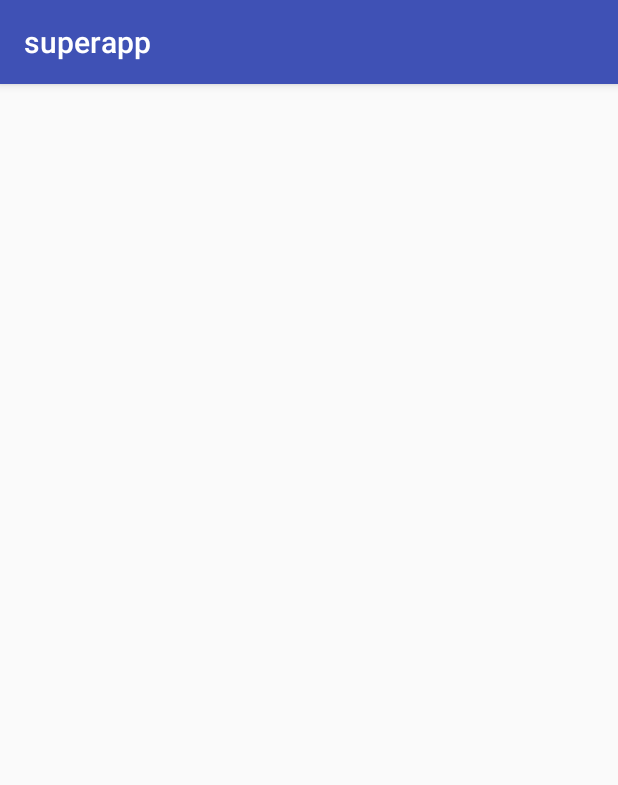
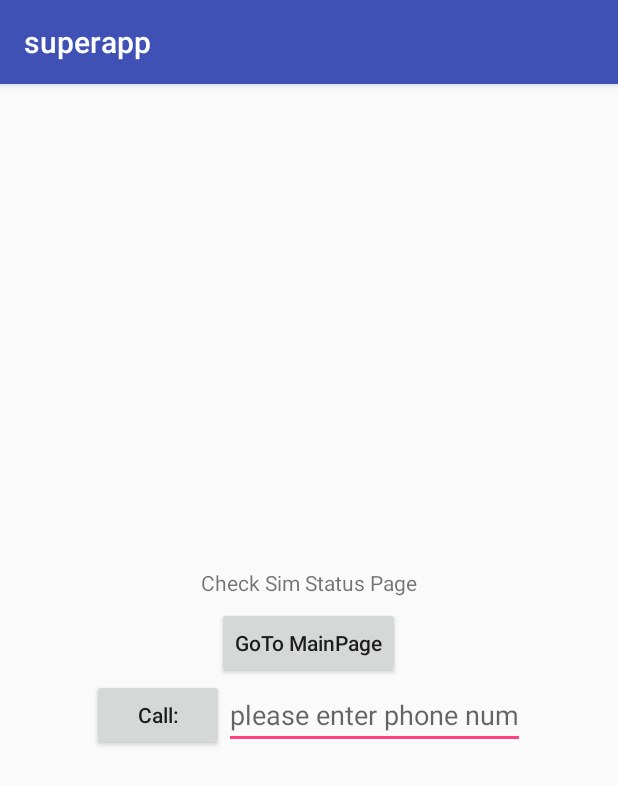
Before and after one commit to SuperJursery/superapp, an Android app: the checkSimStatus screen opened directly, with no data from a screen before it, on a phone screen of 412 x 824 dp. Shown: the top 785 px of the screen. Run offline under Robolectric (Android 15) with nearby library versions, the phone set to English and light mode, and no system bars.

Commit message:
add phone call editText

```diff
--- a/app/src/main/AndroidManifest.xml
+++ b/app/src/main/AndroidManifest.xml
@@ -6,6 +6,7 @@
     <uses-permission android:name="android.permission.READ_PHONE_STATE" />
     <uses-permission android:name="android.permission.READ_SMS" />
     <uses-permission android:name="android.permission.ACCESS_COARSE_LOCATION" />
+    <uses-permission android:name="android.permission.CALL_PHONE" />
 
     <application
         android:allowBackup="true"
--- a/app/src/main/res/layout/activity_check_sim_status.xml
+++ b/app/src/main/res/layout/activity_check_sim_status.xml
@@ -6,4 +6,56 @@
     android:layout_height="match_parent"
     tools:context=".checkSimStatus">
 
+    <LinearLayout
+        android:layout_width="match_parent"
+        android:layout_height="match_parent"
+        android:orientation="vertical"
+        android:gravity="center"
+        >
+
+        <TextView
+            android:id="@+id/textView"
+            android:layout_width="wrap_content"
+            android:layout_height="wrap_content"
+            android:text="@string/sim_home"
+            android:layout_marginBottom="10px"
+            />
+
+        <Button
+            android:id="@+id/homebutton"
+            android:layout_width="wrap_content"
+            android:layout_height="wrap_content"
+            android:text="GoTo MainPage"
+            android:textAllCaps="false"
+            android:onClick="gotoMainPage"
+            />
+
+        <LinearLayout
+            android:layout_width="match_parent"
+            android:layout_height="wrap_content"
+            android:orientation="horizontal"
+            android:gravity="center"
+            >
+
+            <Button
+                android:id="@+id/btn_callout"
+                android:layout_width="wrap_content"
+                android:layout_height="wrap_content"
+                android:text="Call:"
+                android:textAllCaps="false"
+                android:onClick="phoneCall"
+                />
+
+            <EditText
+                android:id="@+id/enterNum"
+                android:layout_width="wrap_content"
+                android:layout_height="wrap_content"
+                android:hint="please enter phone num"
+                android:inputType="phone"
+                />
+
+        </LinearLayout>
+
+    </LinearLayout>
+
 </android.support.constraint.ConstraintLayout>
--- a/app/src/main/res/values/strings.xml
+++ b/app/src/main/res/values/strings.xml
@@ -1,3 +1,5 @@
 <resources>
     <string name="app_name">superapp</string>
+    <string name="sim_home">Check Sim Status Page</string>
+    <string name="main_home">This is superapp homepage!</string>
 </resources>
```
Also changed, not shown: app/src/main/java/com/android/mothership/superapp/checkSimStatus.java (+29 -0 lines), app/src/main/res/layout/activity_super_app.xml (+17 -6 lines).
